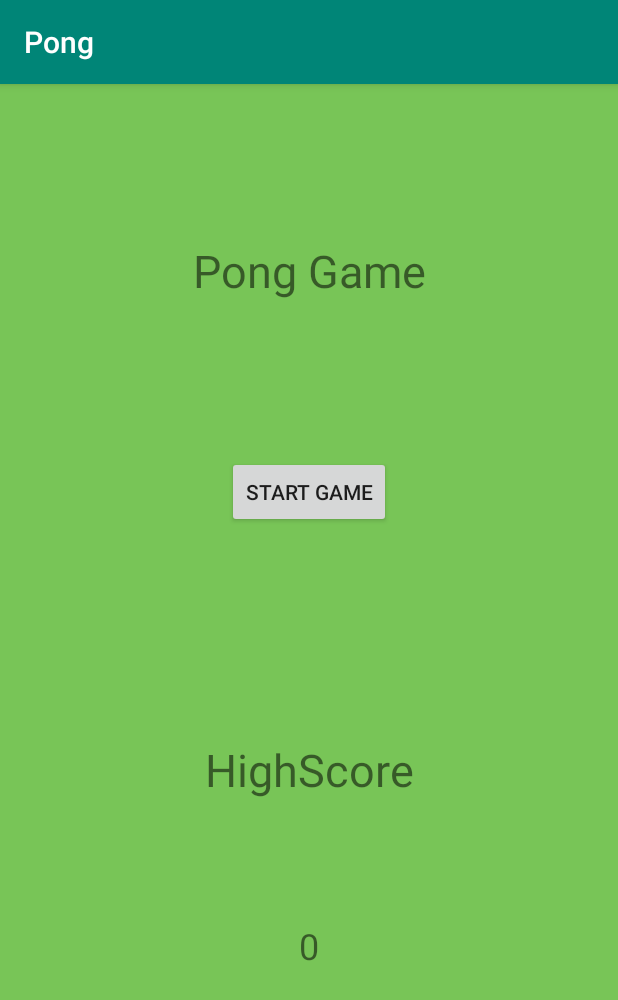
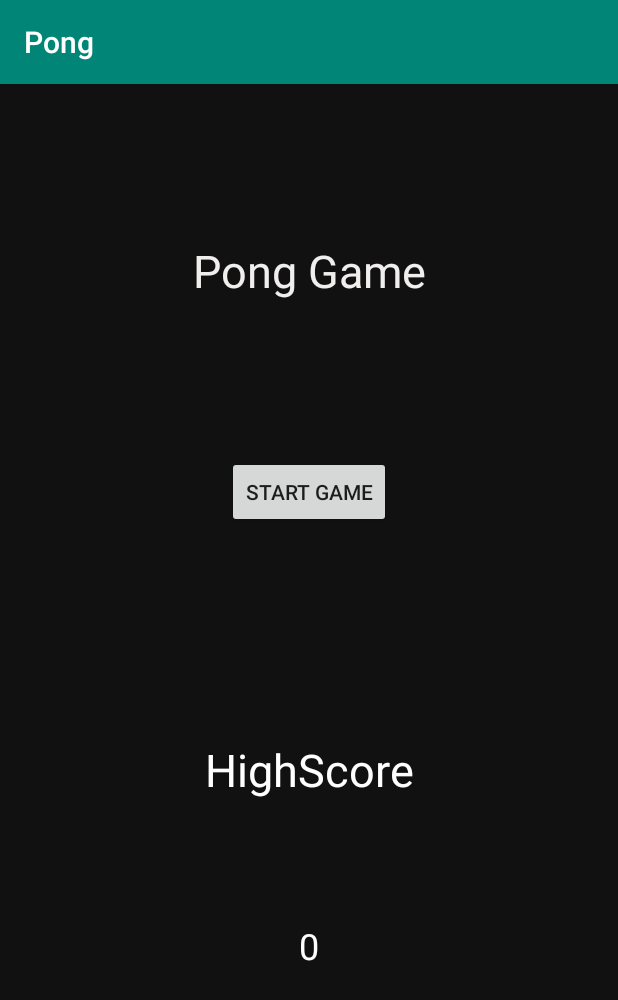
Before and after one commit to KMiika/Pong, an Android app: the MenuActivity screen opened directly, with no data from a screen before it, on a phone screen of 412 x 824 dp. Shown: the top 1000 px of the screen. Run offline under Robolectric (Android 15) with nearby library versions, the phone set to English and light mode, and no system bars.

Commit message:
Värit muutettu

```diff
--- a/app/src/main/java/fi/android/projekti/pong/PongView.java
+++ b/app/src/main/java/fi/android/projekti/pong/PongView.java
@@ -273,7 +273,7 @@ class PongView extends SurfaceView implements Runnable {
             mCanvas = mOurHolder.lockCanvas();
 
             // taustaväri vihreäksi (toki voi muuttaa vaan kuvaksi drawableen jos haluaa)
-            mCanvas.drawColor(Color.argb(255, 120, 197, 87));
+            mCanvas.drawColor(Color.argb(255, 1, 1, 1));
 
             // vaihdetaan väri valkoiseksi
             mPaint.setColor(Color.argb(255, 255, 255, 255));
--- a/app/src/main/res/layout/activity_menu.xml
+++ b/app/src/main/res/layout/activity_menu.xml
@@ -5,7 +5,7 @@
     android:layout_width="match_parent"
     android:layout_height="match_parent"
     android:orientation="vertical"
-    android:background="#78C557"
+    android:background="#111"
     tools:context=".MenuActivity">
 
 
@@ -25,6 +25,7 @@
         android:layout_width="wrap_content"
         android:layout_height="wrap_content"
         android:text="Pong Game"
+        android:textColor="#F1EEEE"
         android:textSize="30sp"
         app:layout_constraintBottom_toTopOf="@+id/button"
         app:layout_constraintEnd_toEndOf="parent"
@@ -36,6 +37,7 @@
         android:layout_width="wrap_content"
         android:layout_height="wrap_content"
         android:text="HighScore"
+        android:textColor="#FFFFFF"
         android:textSize="30sp"
         app:layout_constraintBottom_toBottomOf="parent"
         app:layout_constraintEnd_toEndOf="parent"
@@ -48,6 +50,7 @@
         android:layout_width="wrap_content"
         android:layout_height="wrap_content"
         android:text="0"
+        android:textColor="#FFFFFF"
         android:textSize="24sp"
         app:layout_constraintBottom_toBottomOf="parent"
         app:layout_constraintEnd_toEndOf="parent"
```
